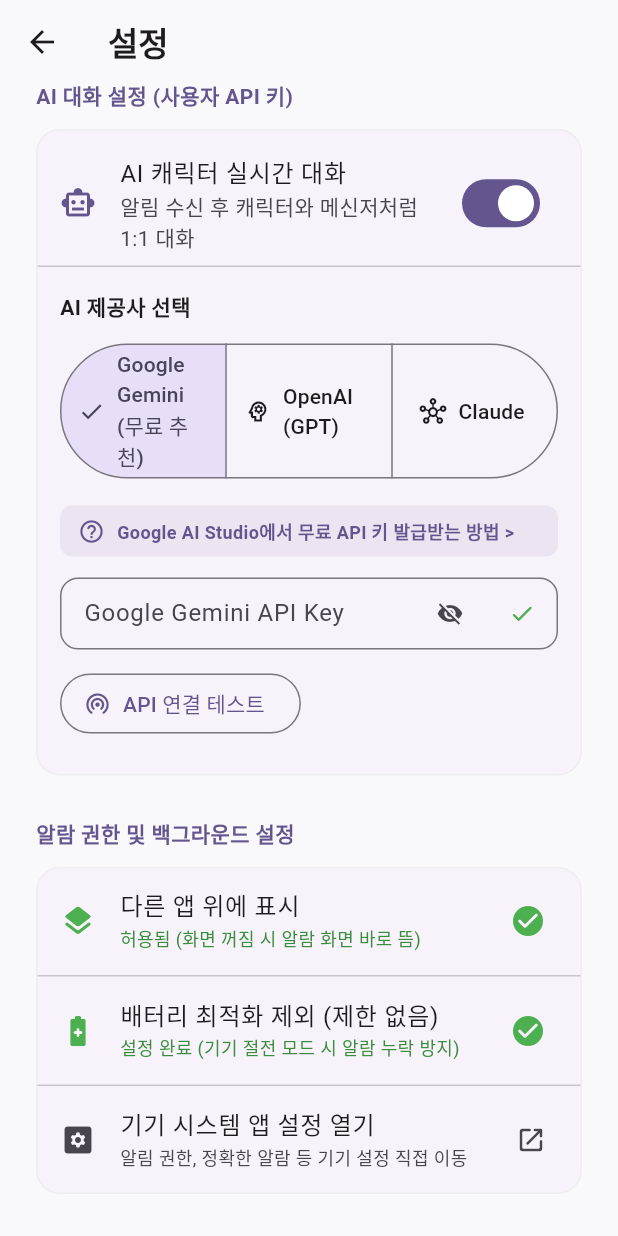
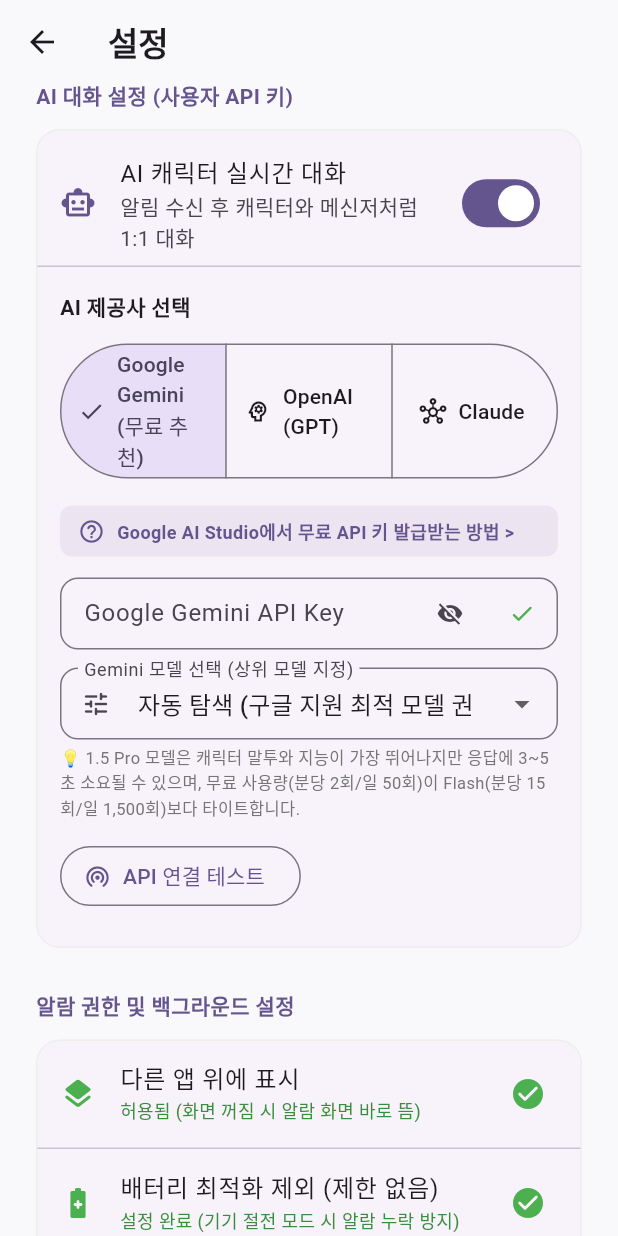
Before and after one commit to milkywww00/10alarm, a Flutter app: the SettingsScreen screen opened directly, scrolled down 576 dp, on a phone screen of 412 x 824 dp. Run offline on Flutter 3.47's test engine with Material 3 defaults, Android fonts, the phone set to English and light mode, and no system bars; our stand-ins replace audioplayers, file_picker, flutter_local_notifications, image_picker, permission_handler, shared_preferences and 1 more; missing offline and left inert: android_alarm_manager_plus; accounts and stored records are empty.

Commit message:
feat: add Gemini model selection dropdown supporting Pro and 2.0 models

```diff
--- a/lib/screens/settings_screen.dart
+++ b/lib/screens/settings_screen.dart
@@ -23,6 +23,7 @@
 
   late bool _isAiEnabled;
   late String _aiProvider;
+  late String _geminiModel;
   late TextEditingController _geminiKeyController;
   late TextEditingController _openaiKeyController;
   late TextEditingController _claudeKeyController;
@@ -46,6 +47,7 @@
 
     _isAiEnabled = AiChatService.instance.isAiEnabledNotifier.value;
     _aiProvider = AiChatService.instance.providerNotifier.value;
+    _geminiModel = AiChatService.instance.geminiModelNotifier.value;
     _geminiKeyController = TextEditingController(text: AiChatService.instance.geminiKeyNotifier.value);
     _openaiKeyController = TextEditingController(text: AiChatService.instance.openaiKeyNotifier.value);
     _claudeKeyController = TextEditingController(text: AiChatService.instance.claudeKeyNotifier.value);
@@ -797,6 +799,55 @@
                             }
                           },
                         ),
+                        if (isGemini) ...[
+                          const SizedBox(height: 12),
+                          DropdownButtonFormField<String>(
+                            value: _geminiModel,
+                            isExpanded: true,
+                            decoration: InputDecoration(
+                              labelText: 'Gemini 모델 선택 (상위 모델 지정)',
+                              isDense: true,
+                              border: OutlineInputBorder(borderRadius: BorderRadius.circular(12)),
+                              prefixIcon: const Icon(Icons.tune_rounded, size: 20),
+                            ),
+                            items: const [
+                              DropdownMenuItem(
+                                value: 'auto',
+                                child: Text('자동 탐색 (구글 지원 최적 모델 권장)'),
+                              ),
+                              DropdownMenuItem(
+                                value: 'gemini-1.5-pro',
+                                child: Text('Gemini 1.5 Pro (최상위 지능 - 페르소나 극대화)'),
+                              ),
+                              DropdownMenuItem(
+                                value: 'gemini-2.0-flash',
+                                child: Text('Gemini 2.0 Flash (차세대 고성능 & 고속)'),
+                              ),
+                              DropdownMenuItem(
+                                value: 'gemini-1.5-flash',
+                                child: Text('Gemini 1.5 Flash (표준 추천 - 빠르고 쾌적)'),
+                              ),
+                              DropdownMenuItem(
+                                value: 'gemini-1.5-flash-8b',
+                                child: Text('Gemini 1.5 Flash-8B (초경량 초고속)'),
+                              ),
+                            ],
+                            onChanged: (val) {
+                              if (val != null) {
+                                setState(() {
+                                  _geminiModel = val;
+                                  _testResult = null;
+                                });
+                                AiChatService.instance.setGeminiModel(val);
+                              }
+                            },
+                          ),
+                          const SizedBox(height: 4),
+                          Text(
+                            '💡 1.5 Pro 모델은 캐릭터 말투와 지능이 가장 뛰어나지만 응답에 3~5초 소요될 수 있으며, 무료 사용량(분당 2회/일 50회)이 Flash(분당 15회/일 1,500회)보다 타이트합니다.',
+                            style: TextStyle(fontSize: 11, color: Colors.grey.shade600),
+                          ),
+                        ],
                         const SizedBox(height: 12),
 
                         // 연결 테스트 버튼
```
Also changed, not shown: lib/services/ai_chat_service.dart (+17 -0 lines).
